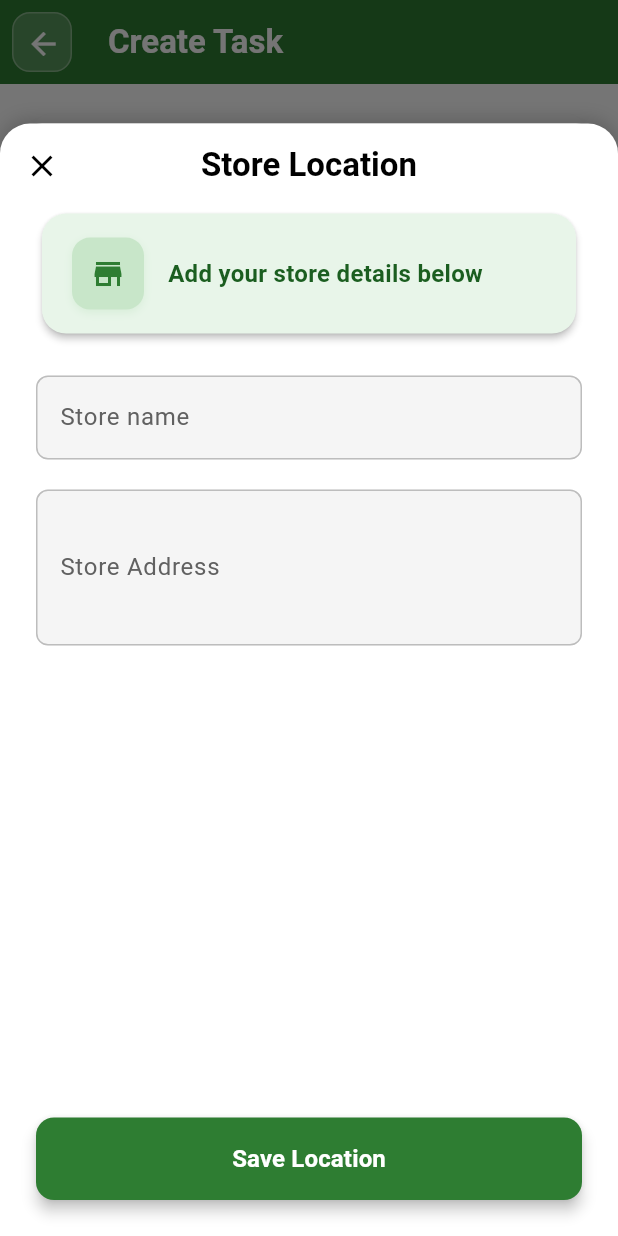
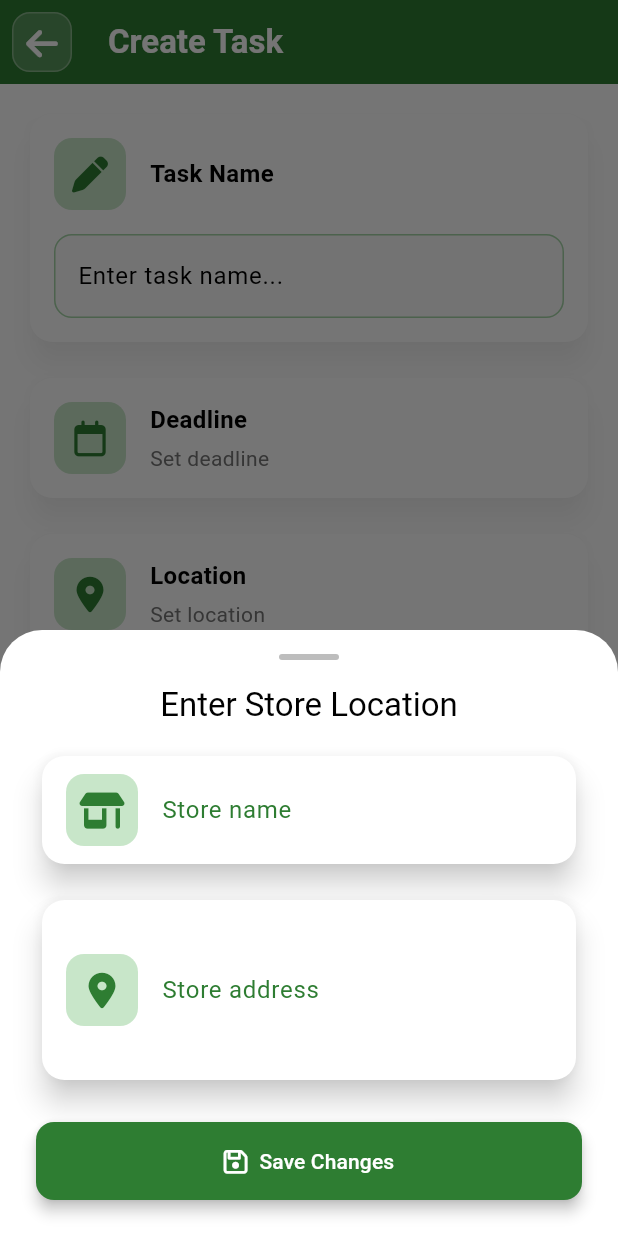
Before and after one commit to aadishsamir123/asdev-shopsync, a Flutter app: the CreateTaskScreen screen opened directly with empty values, after a tap on "Location", on a phone screen of 412 x 824 dp. Run offline on Flutter 3.47's test engine with Material 3 defaults, Android fonts, the phone set to English and light mode, and no system bars; our stand-ins replace cloud_firestore, firebase_auth, firebase_core, font_awesome_flutter, package_info_plus, share_plus and 2 more; missing offline and left inert: dart:js_interop, in_app_update; accounts and stored records are empty.

Commit message:
Use Font Awesome icons and improve UI
This commit introduces Font Awesome icons throughout the application, replacing the default Material icons. This change enhances the visual appeal and consistency of the app's user interface. Additionally, the location selector bottom sheet has been updated to a more modern and user-friendly design, and various other UI improvements have been made.

```diff
--- a/lib/screens/create_task.dart
+++ b/lib/screens/create_task.dart
@@ -2,6 +2,7 @@ import 'package:flutter/material.dart';
 import 'package:cloud_firestore/cloud_firestore.dart';
 import 'package:firebase_auth/firebase_auth.dart';
 import 'package:intl/intl.dart';
+import 'package:font_awesome_flutter/font_awesome_flutter.dart';
 import '/widgets/loading_spinner.dart';
 import '/widgets/place_selector.dart';
 
@@ -104,7 +105,7 @@ class _CreateTaskScreenState extends State<CreateTaskScreen> {
               ),
             ),
             child: IconButton(
-              icon: const Icon(Icons.arrow_back, color: Colors.white),
+              icon: const FaIcon(FontAwesomeIcons.arrowLeft, color: Colors.white),
               onPressed: () => Navigator.pop(context),
               tooltip: 'Go Back',
             ),
@@ -132,12 +133,14 @@ class _CreateTaskScreenState extends State<CreateTaskScreen> {
                       Row(
                         children: [
                           Container(
-                            padding: const EdgeInsets.all(12),
+                            width: 48,
+                            height: 48,
+                            alignment: Alignment.center,
                             decoration: BoxDecoration(
                               color: Colors.green[100],
                               borderRadius: BorderRadius.circular(12),
                             ),
-                            child: Icon(Icons.edit, color: Colors.green[800]),
+                            child: FaIcon(FontAwesomeIcons.pen, color: Colors.green[800],),
                           ),
                           const SizedBox(width: 16),
                           const Text(
@@ -250,12 +253,14 @@ class _CreateTaskScreenState extends State<CreateTaskScreen> {
                     child: Row(
                       children: [
                         Container(
-                          padding: const EdgeInsets.all(12),
+                          width: 48,
+                          height: 48,
+                          alignment: Alignment.center,
                           decoration: BoxDecoration(
                             color: Colors.green[100],
                             borderRadius: BorderRadius.circular(12),
                           ),
-                          child: Icon(Icons.event, color: Colors.green[800]),
+                          child: FaIcon(FontAwesomeIcons.calendar, color: Colors.green[800]),
                         ),
                         const SizedBox(width: 16),
                         Expanded(
@@ -281,7 +286,7 @@ class _CreateTaskScreenState extends State<CreateTaskScreen> {
                         ),
                         if (_selectedDeadline != null)
                           IconButton(
-                            icon: const Icon(Icons.close),
+                            icon: const FaIcon(FontAwesomeIcons.xmark),
                             onPressed: () => setState(() {
                               _selectedDeadline = null;
                               _selectedTime = null;
@@ -324,13 +329,14 @@ class _CreateTaskScreenState extends State<CreateTaskScreen> {
                     child: Row(
                       children: [
                         Container(
-                          padding: const EdgeInsets.all(12),
+                          width: 48,
+                          height: 48,
+                          alignment: Alignment.center,
                           decoration: BoxDecoration(
                             color: Colors.green[100],
                             borderRadius: BorderRadius.circular(12),
                           ),
-                          child:
-                              Icon(Icons.location_on, color: Colors.green[800]),
+                          child: FaIcon(FontAwesomeIcons.locationDot, color: Colors.green[800]),
                         ),
                         const SizedBox(width: 16),
                         Expanded(
@@ -377,13 +383,14 @@ class _CreateTaskScreenState extends State<CreateTaskScreen> {
                       Row(
                         children: [
                           Container(
-                            padding: const EdgeInsets.all(12),
+                            width: 48,
+                            height: 48,
+                            alignment: Alignment.center,
                             decoration: BoxDecoration(
                               color: Colors.green[100],
                               borderRadius: BorderRadius.circular(12),
                             ),
-                            child: Icon(Icons.description,
-                                color: Colors.green[800]),
+                            child: FaIcon(FontAwesomeIcons.fileLines, color: Colors.green[800]),
                           ),
                           const SizedBox(width: 16),
                           const Text(
--- a/lib/screens/welcome.dart
+++ b/lib/screens/welcome.dart
@@ -1,5 +1,6 @@
 import 'package:flutter/material.dart';
 import 'package:package_info_plus/package_info_plus.dart';
+import 'package:font_awesome_flutter/font_awesome_flutter.dart';
 
 class WelcomeScreen extends StatelessWidget {
   const WelcomeScreen({super.key});
@@ -133,7 +134,7 @@ class WelcomeScreen extends StatelessWidget {
                   child: const Row(
                     mainAxisAlignment: MainAxisAlignment.center,
                     children: [
-                      Icon(Icons.login, size: 24),
+                      FaIcon(FontAwesomeIcons.rightToBracket, size: 24),
                       SizedBox(width: 12),
                       Text(
                         'Log In',
@@ -167,7 +168,7 @@ class WelcomeScreen extends StatelessWidget {
                   child: const Row(
                     mainAxisAlignment: MainAxisAlignment.center,
                     children: [
-                      Icon(Icons.person_add, size: 24),
+                      FaIcon(FontAwesomeIcons.userPlus, size: 24),
                       SizedBox(width: 12),
                       Text(
                         'Sign Up',
--- a/lib/services/web_export.dart
+++ b/lib/services/web_export.dart
@@ -1,3 +1,5 @@
+// ignore_for_file: invalid_runtime_check_with_js_interop_types
+
 import 'dart:js_interop';
 import 'package:web/web.dart';
 import 'dart:convert';
--- a/lib/widgets/place_selector.dart
+++ b/lib/widgets/place_selector.dart
@@ -1,4 +1,5 @@
 import 'package:flutter/material.dart';
+import 'package:font_awesome_flutter/font_awesome_flutter.dart';
 
 class LocationSelector extends StatefulWidget {
   final Function(Map<String, dynamic>) onLocationSelected;
@@ -9,6 +10,20 @@ class LocationSelector extends StatefulWidget {
     required this.onLocationSelected,
     this.initialLocation,
   });
+
+  static void show(BuildContext context, Function(Map<String, dynamic>) onLocationSelected, {Map<String, dynamic>? initialLocation}) {
+    showModalBottomSheet(
+      context: context,
+      isScrollControlled: true,
+      shape: const RoundedRectangleBorder(
+        borderRadius: BorderRadius.vertical(top: Radius.circular(20)),
+      ),
+      builder: (context) => LocationSelector(
+        onLocationSelected: onLocationSelected,
+        initialLocation: initialLocation,
+      ),
+    );
+  }
 
   @override
   State<LocationSelector> createState() => _LocationSelectorState();
@@ -43,171 +58,99 @@ class _LocationSelectorState extends State<LocationSelector>
     final theme = Theme.of(context);
     final isDark = theme.brightness == Brightness.dark;
 
-    return Container(
-      height: MediaQuery.of(context).size.height * 0.9,
-      decoration: BoxDecoration(
-        color: theme.scaffoldBackgroundColor,
-        borderRadius: const BorderRadius.vertical(top: Radius.circular(20)),
-        boxShadow: [
-          BoxShadow(
-            color: Colors.black.withValues(alpha: 0.2),
-            blurRadius: 10,
-            offset: const Offset(0, -2),
-          ),
-        ],
+    return FadeTransition(
+      opacity: _fadeAnimation,
+      child: Padding(
+        padding: EdgeInsets.only(
+          left: 24,
+          right: 24,
+          top: 16,
+          bottom: MediaQuery.of(context).viewInsets.bottom + 24,
         ),
         child: Column(
+          mainAxisSize: MainAxisSize.min,
           children: [
-          AppBar(
-            title: const Text(
-              'Store Location',
-              style: TextStyle(fontWeight: FontWeight.bold),
-            ),
-            centerTitle: true,
-            leading: IconButton(
-              icon: const Icon(Icons.close),
-              onPressed: () => Navigator.pop(context),
-            ),
-            backgroundColor: Colors.transparent,
-            elevation: 0,
-            shape: const RoundedRectangleBorder(
-              borderRadius: BorderRadius.vertical(top: Radius.circular(20)),
+            Container(
+              width: 40,
+              height: 4,
+              margin: const EdgeInsets.only(bottom: 16),
+              decoration: BoxDecoration(
+                color: Colors.grey[400],
+                borderRadius: BorderRadius.circular(2),
               ),
             ),
-          Expanded(
-            child: FadeTransition(
-              opacity: _fadeAnimation,
-              child: Padding(
-                padding: const EdgeInsets.fromLTRB(24, 0, 24, 24),
-                child: Column(
-                  crossAxisAlignment: CrossAxisAlignment.stretch,
-                  children: [
-                    _buildInfoCard(isDark),
+            Text(
+              'Enter Store Location',
+              style: theme.textTheme.titleLarge,
+            ),
+            const SizedBox(height: 16),
+            _buildStoreNameCard(isDark),
+            const SizedBox(height: 16),
+            _buildAddressCard(isDark),
             const SizedBox(height: 24),
-                    _buildInputFields(isDark),
-                    const Spacer(),
             _buildSaveButton(),
-                  ],
-                ),
-              ),
-            ),
-          ),
-        ],
-      ),
-    );
-  }
-
-  Widget _buildInfoCard(bool isDark) {
-    return Card(
-      elevation: 2,
-      color: isDark ? const Color(0xFF1B5E20) : const Color(0xFFE8F5E9),
-      shape: RoundedRectangleBorder(borderRadius: BorderRadius.circular(16)),
-      child: Padding(
-        padding: const EdgeInsets.symmetric(horizontal: 20, vertical: 16),
-        child: Row(
-          children: [
-            Container(
-              padding: const EdgeInsets.all(12),
-              decoration: BoxDecoration(
-                color:
-                    isDark ? const Color(0xFF2E7D32) : const Color(0xFFC8E6C9),
-                borderRadius: BorderRadius.circular(12),
-                boxShadow: [
-                  BoxShadow(
-                    color: isDark
-                        ? Colors.black.withValues(alpha: 0.2)
-                        : Colors.green.withValues(alpha: 0.1),
-                    blurRadius: 4,
-                    offset: const Offset(0, 2),
-                  ),
-                ],
-              ),
-              child: Icon(
-                Icons.store_mall_directory,
-                color: isDark ? Colors.white : const Color(0xFF2E7D32),
-                size: 24,
-              ),
-            ),
-            const SizedBox(width: 16),
-            Expanded(
-              child: Text(
-                'Add your store details below',
-                style: TextStyle(
-                  color: isDark ? Colors.white : const Color(0xFF1B5E20),
-                  fontSize: 16,
-                  fontWeight: FontWeight.w600,
-                  letterSpacing: 0.2,
-                ),
-              ),
-            ),
           ],
         ),
       ),
     );
   }
 
-  Widget _buildInputFields(bool isDark) {
-    return Column(
-      children: [
-        TextField(
+  Widget _buildStoreNameCard(bool isDark) {
+    return Card(
+      elevation: 8,
+      shadowColor: isDark ? Colors.black87 : Colors.grey[300],
+      shape: RoundedRectangleBorder(borderRadius: BorderRadius.circular(15)),
+      child: ListTile(
+        leading: Container(
+          width: 48,
+          height: 48,
+          alignment: Alignment.center,
+          decoration: BoxDecoration(
+            color: Colors.green[100],
+            borderRadius: BorderRadius.circular(12),
+          ),
+          child: FaIcon(FontAwesomeIcons.shop, color: Colors.green[800]),
+        ),
+        title: TextField(
           controller: _storeNameController,
-          style: TextStyle(
-            color: isDark ? Colors.white : Colors.black,
-          ),
+          style: TextStyle(color: isDark ? Colors.white : Colors.black),
           decoration: InputDecoration(
+            border: InputBorder.none,
+            labelStyle: TextStyle(color: isDark ? Colors.green[400] : Colors.green[800]),
             labelText: 'Store name',
-            labelStyle: TextStyle(
-              color: isDark ? Colors.grey[400] : Colors.grey[700],
-            ),
-            filled: true,
-            fillColor:
-                isDark ? const Color(0xFF1E1E1E) : const Color(0xFFF5F5F5),
-            enabledBorder: OutlineInputBorder(
-              borderSide: BorderSide(
-                color: isDark ? Colors.grey[600]! : Colors.grey[400]!,
-              ),
-              borderRadius: BorderRadius.circular(8),
-            ),
-            focusedBorder: OutlineInputBorder(
-              borderSide: BorderSide(
-                color: Colors.green.shade400,
-                width: 2,
-              ),
-              borderRadius: BorderRadius.circular(8),
           ),
         ),
       ),
-        const SizedBox(height: 20),
-        TextField(
+    );
+  }
+
+  Widget _buildAddressCard(bool isDark) {
+    return Card(
+      elevation: 8,
+      shadowColor: isDark ? Colors.black87 : Colors.grey[300],
+      shape: RoundedRectangleBorder(borderRadius: BorderRadius.circular(15)),
+      child: ListTile(
+        leading: Container(
+          width: 48,
+          height: 48,
+          alignment: Alignment.center,
+          decoration: BoxDecoration(
+            color: Colors.green[100],
+            borderRadius: BorderRadius.circular(12),
+          ),
+          child: FaIcon(FontAwesomeIcons.locationDot, color: Colors.green[800]),
+        ),
+        title: TextField(
           controller: _addressController,
           maxLines: 3,
-          style: TextStyle(
-            color: isDark ? Colors.white : Colors.black,
-          ),
+          style: TextStyle(color: isDark ? Colors.white : Colors.black),
           decoration: InputDecoration(
-            labelText: 'Store Address',
-            labelStyle: TextStyle(
-              color: isDark ? Colors.grey[400] : Colors.grey[700],
-            ),
-            filled: true,
-            fillColor:
-                isDark ? const Color(0xFF1E1E1E) : const Color(0xFFF5F5F5),
-            enabledBorder: OutlineInputBorder(
-              borderSide: BorderSide(
-                color: isDark ? Colors.grey[600]! : Colors.grey[400]!,
-              ),
-              borderRadius: BorderRadius.circular(8),
-            ),
-            focusedBorder: OutlineInputBorder(
-              borderSide: BorderSide(
-                color: Colors.green.shade400,
-                width: 2,
-              ),
-              borderRadius: BorderRadius.circular(8),
+            border: InputBorder.none,
+            labelStyle: TextStyle(color: isDark ? Colors.green[400] : Colors.green[800]),
+            labelText: 'Store address',
           ),
         ),
       ),
-      ],
     );
   }
 
@@ -234,12 +177,13 @@ class _LocationSelectorState extends State<LocationSelector>
         ),
         elevation: 4,
       ),
-      child: const Text(
-        'Save Location',
-        style: TextStyle(
-          fontSize: 16,
-          fontWeight: FontWeight.bold,
-        ),
+      child: Row(
+        mainAxisAlignment: MainAxisAlignment.center,
+        children: const [
+          FaIcon(FontAwesomeIcons.floppyDisk, size: 18),
+          SizedBox(width: 8),
+          Text('Save Changes'),
+        ],
       ),
     );
   }
```
Also changed, not shown: lib/main.dart (+1 -18 lines), lib/screens/forgot_password.dart (+5 -4 lines), lib/screens/home.dart (+61 -59 lines), lib/screens/login.dart (+8 -7 lines), lib/screens/maintenance_screen.dart (+18 -7 lines), lib/screens/recycle_bin.dart (+9 -15 lines), lib/screens/register.dart (+9 -8 lines), lib/screens/task_details.dart (+26 -7 lines). Lines whose indentation alone changed are shown as unchanged.
